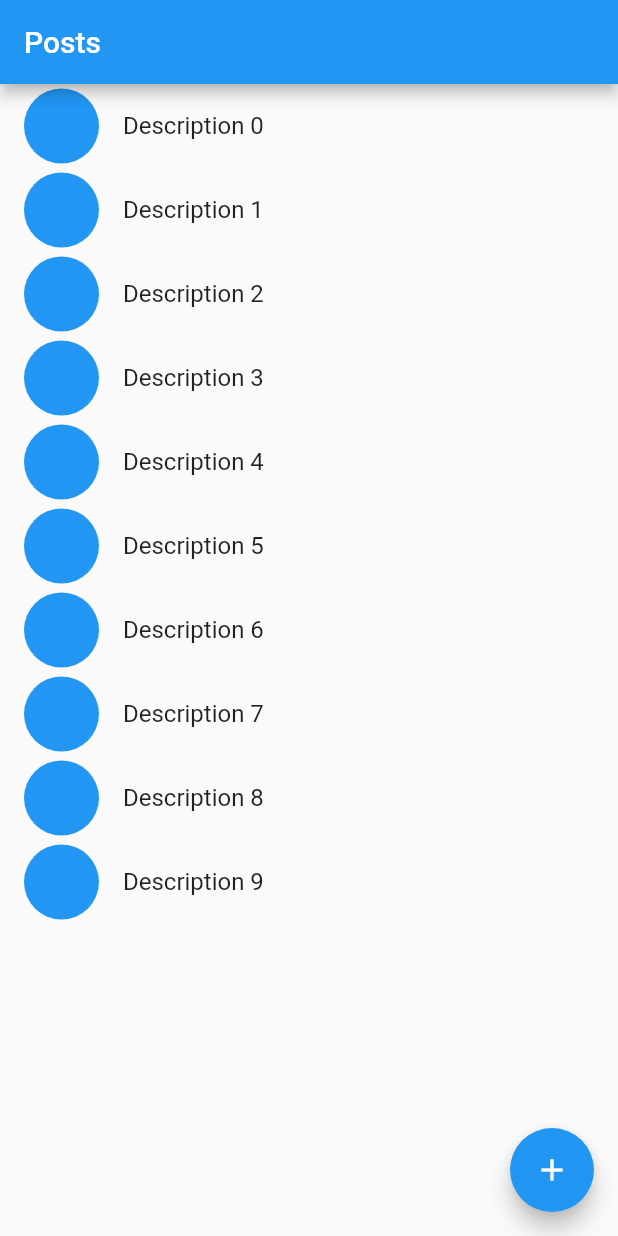
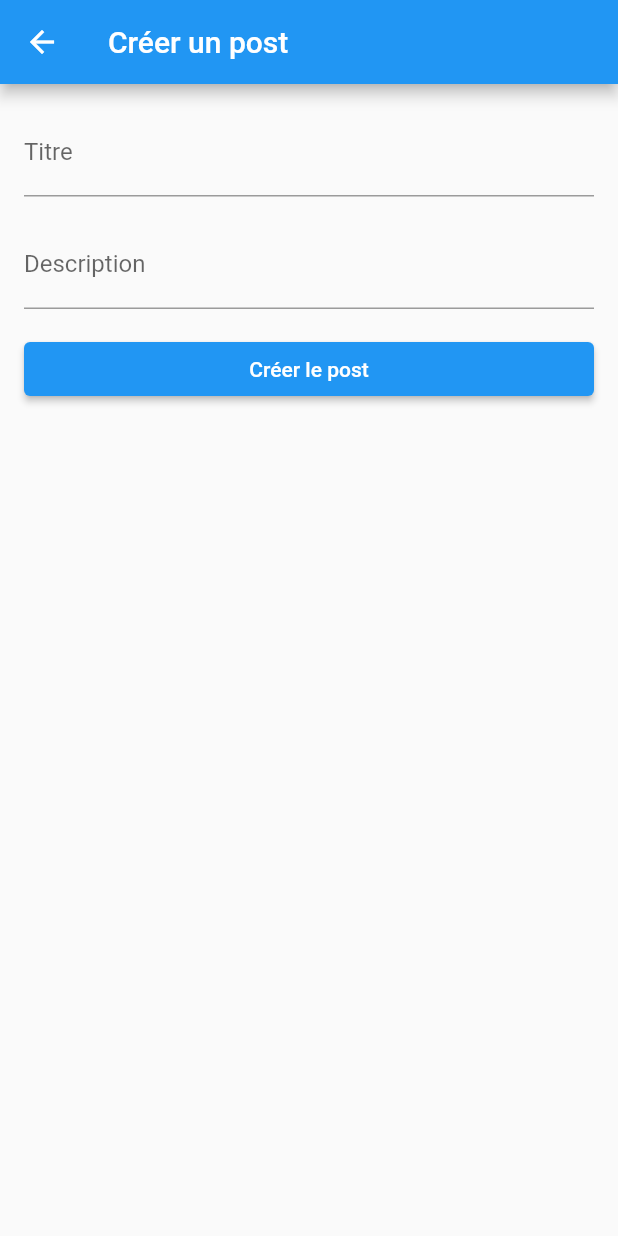
Before and after one commit to L-Nicolas/flutter_firebase_app, a Flutter app: the screen it shows after launch, after a tap on the "add" icon, on a phone screen of 412 x 824 dp. Run offline on Flutter 3.47's test engine with Material 2 defaults, Android fonts, the phone set to English and light mode, and no system bars; our stand-ins replace bloc, firebase_analytics, firebase_core, firebase_crashlytics, flutter_bloc; accounts and stored records are empty.

Commit message:
Ajout du formulaire de création de post

```diff
--- a/lib/main.dart
+++ b/lib/main.dart
@@ -11,6 +11,7 @@ import 'package:tp_flutter_firebase/posts_screen/data_sources/remote_posts_data_
 import 'package:tp_flutter_firebase/posts_screen/models/post.dart';
 import 'package:tp_flutter_firebase/posts_screen/post_bloc/post_bloc.dart';
 import 'package:tp_flutter_firebase/posts_screen/post_detail_screen/post_detail_screen.dart';
+import 'package:tp_flutter_firebase/posts_screen/post_form_screen/post_form_screen.dart';
 import 'package:tp_flutter_firebase/posts_screen/posts_repository_provider.dart';
 import 'package:tp_flutter_firebase/posts_screen/posts_screen.dart';
 import 'package:tp_flutter_firebase/posts_screen/repository/posts_repository.dart';
@@ -64,6 +65,7 @@ class MyApp extends StatelessWidget {
                 ),
                 routes: {
                   '/': (context) => const PostsScreen(),
+                  PostFormScreen.routeName: (context) => PostFormScreen(),
                 },
                 onGenerateRoute: (settings) {
                   Widget content = const SizedBox.shrink();
--- /dev/null
+++ b/lib/posts_screen/post_form_screen/post_form_screen.dart
@@ -0,0 +1,87 @@
+import 'package:flutter/material.dart';
+
+class PostFormScreen extends StatefulWidget {
+  static const String routeName = '/PostFromScreen';
+
+  static void navigateTo(BuildContext context) {
+    Navigator.of(context).pushNamed(routeName);
+  }
+
+  @override
+  _PostFormState createState() => _PostFormState();
+}
+
+class _PostFormState extends State<PostFormScreen> {
+  final _formKey = GlobalKey<FormState>();
+  final _titleController = TextEditingController();
+  final _descriptionController = TextEditingController();
+
+  @override
+  void dispose() {
+    _titleController.dispose();
+    _descriptionController.dispose();
+    super.dispose();
+  }
+
+  void _submitForm() {
+    if (_formKey.currentState!.validate()) {
+      // Vous pouvez envoyer les données du formulaire à votre backend ou effectuer d'autres actions ici
+      final title = _titleController.text;
+      final description = _descriptionController.text;
+
+      // Affichez les données dans la console pour cet exemple
+      print('Titre: $title');
+      print('Description: $description');
+    }
+  }
+
+  @override
+  Widget build(BuildContext context) {
+    return Scaffold(
+      appBar: AppBar(
+        title: Text('Créer un post'),
+      ),
+      body: Padding(
+        padding: const EdgeInsets.all(16.0),
+        child: Form(
+          key: _formKey,
+          child: Column(
+            crossAxisAlignment: CrossAxisAlignment.stretch,
+            children: [
+              TextFormField(
+                controller: _titleController,
+                decoration: const InputDecoration(
+                  labelText: 'Titre',
+                ),
+                validator: (value) {
+                  if (value!.isEmpty) {
+                    return 'Veuillez entrer un titre';
+                  }
+                  return null;
+                },
+              ),
+              const SizedBox(height: 16.0),
+              TextFormField(
+                controller: _descriptionController,
+                decoration: const InputDecoration(
+                  labelText: 'Description',
+                ),
+                validator: (value) {
+                  if (value!.isEmpty) {
+                    return 'Veuillez entrer une description';
+                  }
+                  return null;
+                },
+              ),
+              const SizedBox(height: 16.0),
+              ElevatedButton(
+                onPressed: _submitForm,
+                child: const Text('Créer le post'),
+              ),
+            ],
+          ),
+        ),
+      ),
+    );
+  }
+}
--- a/lib/posts_screen/posts_screen.dart
+++ b/lib/posts_screen/posts_screen.dart
@@ -4,6 +4,7 @@ import 'package:flutter_bloc/flutter_bloc.dart';
 import 'package:tp_flutter_firebase/posts_screen/models/post.dart';
 import 'package:tp_flutter_firebase/posts_screen/post_bloc/post_bloc.dart';
 import 'package:tp_flutter_firebase/posts_screen/post_detail_screen/post_detail_screen.dart';
+import 'package:tp_flutter_firebase/posts_screen/post_form_screen/post_form_screen.dart';
 import 'package:tp_flutter_firebase/posts_screen/post_item.dart';
 
 import 'analytics/analytics_provider.dart';
@@ -74,7 +75,7 @@ class PostsScreen extends StatelessWidget {
                 ),
                 floatingActionButton: FloatingActionButton(
                   child: const Icon(Icons.add),
-                  onPressed: () => print("add") //_onRefreshList(context),
+                  onPressed: () => _onPlusTap(context),
                 ),
             );
           }
@@ -88,6 +89,10 @@ class PostsScreen extends StatelessWidget {
     PostDetailScreen.navigateTo(context, post);
   }
 
+  void _onPlusTap(BuildContext context) {
+    PostFormScreen.navigateTo(context);
+  }
+
   void _crash() async {
     try {
       throw Exception('Coucou, ce crash est géré');
```
